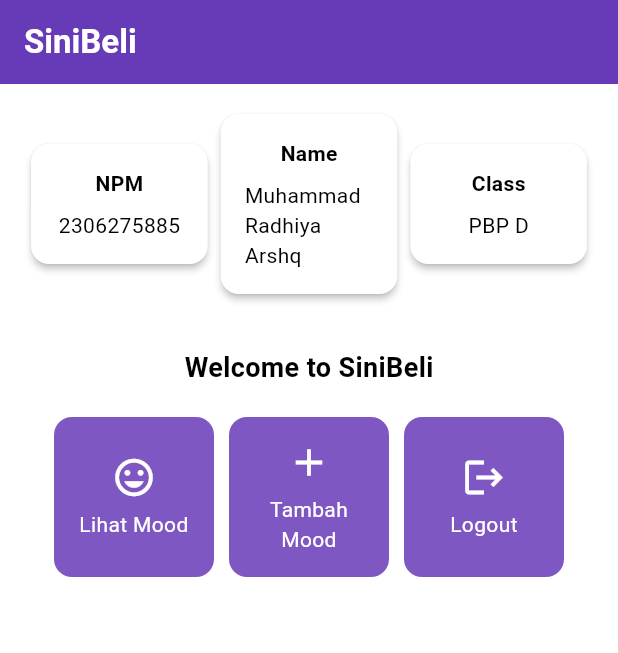
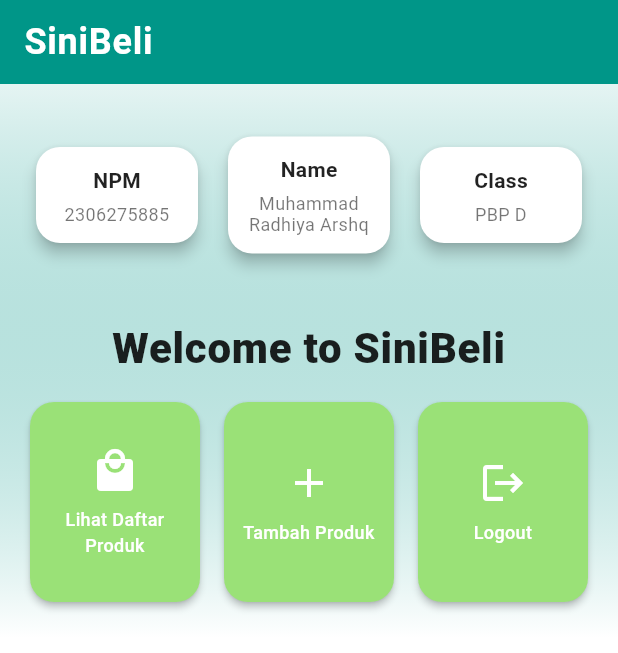
Before and after one commit to arshqiii/SiniBeli-mobile, a Flutter app: the screen it shows after launch, on a phone screen of 412 x 824 dp. Shown: the top 653 px of the screen. Run offline on Flutter 3.47's test engine with Material 3 defaults, Android fonts, the light colour scheme and no system bars.

Commit message:
tugas 7 code done

```diff
--- a/lib/main.dart
+++ b/lib/main.dart
@@ -12,26 +12,11 @@
   @override
   Widget build(BuildContext context) {
     return MaterialApp(
-      title: 'Flutter Demo',
+      title: 'SiniBeli-mobile',
       theme: ThemeData(
-        // This is the theme of your application.
-        //
-        // TRY THIS: Try running your application with "flutter run". You'll see
-        // the application has a purple toolbar. Then, without quitting the app,
-        // try changing the seedColor in the colorScheme below to Colors.green
-        // and then invoke "hot reload" (save your changes or press the "hot
-        // reload" button in a Flutter-supported IDE, or press "r" if you used
-        // the command line to start the app).
-        //
-        // Notice that the counter didn't reset back to zero; the application
-        // state is not lost during the reload. To reset the state, use hot
-        // restart instead.
-        //
-        // This works for code too, not just values: Most code changes can be
-        // tested with just a hot reload.
         colorScheme: ColorScheme.fromSwatch(
-          primarySwatch: Colors.deepPurple,
-        ).copyWith(secondary: Colors.deepPurple[400]),
+          primarySwatch: Colors.teal,
+        ).copyWith(secondary: const Color.fromARGB(255, 154, 225, 119)),
         useMaterial3: true,
       ),
       home: MyHomePage(),
--- a/lib/menu.dart
+++ b/lib/menu.dart
@@ -1,84 +1,97 @@
 import 'package:flutter/material.dart';
 
 class MyHomePage extends StatelessWidget {
-  final String npm = '2306275885'; // NPM
-  final String name = 'Muhammad Radhiya Arshq'; // Nama
-  final String className = 'PBP D'; // Kelas
+  final String npm = '2306275885';
+  final String name = 'Muhammad Radhiya Arshq';
+  final String className = 'PBP D';
 
-  MyHomePage({super.key});
+  MyHomePage({super.key}); //constructor
 
+  // berisi tombol-tombol yang ditambahkan pada class MyHomePage.
   final List<ItemHomepage> items = [
-    ItemHomepage("Lihat Mood", Icons.mood),
-    ItemHomepage("Tambah Mood", Icons.add),
+    ItemHomepage("Lihat Daftar Produk", Icons.local_mall),
+    ItemHomepage("Tambah Produk", Icons.add),
     ItemHomepage("Logout", Icons.logout),
   ];
 
   @override
   Widget build(BuildContext context) {
-    // Scaffold menyediakan struktur dasar halaman dengan AppBar dan body.
+    //* Scaffold menyediakan struktur dasar halaman dengan AppBar dan body.
     return Scaffold(
-      // AppBar adalah bagian atas halaman yang menampilkan judul.
+      //*============================AppBar============================//
       appBar: AppBar(
-        // Judul aplikasi "Mental Health Tracker" dengan teks putih dan tebal.
         title: const Text(
           'SiniBeli',
           style: TextStyle(
             color: Colors.white,
-            fontWeight: FontWeight.bold,
+            fontWeight: FontWeight.w700,
+            fontSize: 24,
+            letterSpacing: 0.5,
           ),
         ),
-        // Warna latar belakang AppBar diambil dari skema warna tema aplikasi.
+        elevation: 0,
         backgroundColor: Theme.of(context).colorScheme.primary,
       ),
-      // Body halaman dengan padding di sekelilingnya.
-      body: Padding(
-        padding: const EdgeInsets.all(16.0),
-        // Menyusun widget secara vertikal dalam sebuah kolom.
-        child: Column(
-          crossAxisAlignment: CrossAxisAlignment.center,
-          children: [
-            // Row untuk menampilkan 3 InfoCard secara horizontal.
-            Row(
-              mainAxisAlignment: MainAxisAlignment.spaceEvenly,
-              children: [
-                InfoCard(title: 'NPM', content: npm),
-                InfoCard(title: 'Name', content: name),
-                InfoCard(title: 'Class', content: className),
+      //*============================Body============================//
+      body: Container(
+        decoration: BoxDecoration(
+          gradient: LinearGradient(
+            begin: Alignment.topCenter,
+            end: Alignment.bottomCenter,
+            colors: [
+              Theme.of(context).colorScheme.primary.withOpacity(0.1),
+              Colors.white,
             ],
           ),
+        ),
+        child: SafeArea(
+          child: SingleChildScrollView(
+            padding: const EdgeInsets.symmetric(horizontal: 20.0, vertical: 24.0),
+            child: Column(
+              crossAxisAlignment: CrossAxisAlignment.stretch,
+              children: [
+                //*============================InfoCard============================//
+                SizedBox(
+                  height: 100,
+                  child: Row(
+                    children: [
+                      Expanded(child: InfoCard(title: 'NPM', content: npm)),
+                      const SizedBox(width: 12),
+                      Expanded(child: InfoCard(title: 'Name', content: name)),
+                      const SizedBox(width: 12),
+                      Expanded(child: InfoCard(title: 'Class', content: className)),
+                    ],
+                  ),
+                ),
 
-            // Memberikan jarak vertikal 16 unit.
+                //* Memberikan jarak vertikal 16 unit.
                 const SizedBox(height: 16.0),
 
-            // Menempatkan widget berikutnya di tengah halaman.
-            Center(
-              child: Column(
-                // Menyusun teks dan grid item secara vertikal.
-
-                children: [
-                  // Menampilkan teks sambutan dengan gaya tebal dan ukuran 18.
-                  const Padding(
-                    padding: EdgeInsets.only(top: 16.0),
-                    child: Text(
+                //*============================Welcome text============================//
+                Container(
+                  padding: const EdgeInsets.symmetric(vertical: 16.0),
+                  child: const Text(
                     'Welcome to SiniBeli',
+                    textAlign: TextAlign.center,
                     style: TextStyle(
-                        fontWeight: FontWeight.bold,
-                        fontSize: 18.0,
+                      fontWeight: FontWeight.w800,
+                      fontSize: 28.0,
+                      color: Colors.black87,
+                      letterSpacing: 0.5,
                     ),
                   ),
                 ),
 
+                //*============================ItemCards============================//
                 // Grid untuk menampilkan ItemCard dalam bentuk grid 3 kolom.
                 GridView.count(
-                    primary: true,
-                    padding: const EdgeInsets.all(20),
-                    crossAxisSpacing: 10,
-                    mainAxisSpacing: 10,
+                  physics: const NeverScrollableScrollPhysics(),
+                  shrinkWrap: true, // Agar grid menyesuaikan tinggi kontennya.
                   crossAxisCount: 3,
-                    // Agar grid menyesuaikan tinggi kontennya.
-                    shrinkWrap: true,
-
-                    // Menampilkan ItemCard untuk setiap item dalam list items.
+                  crossAxisSpacing: 16,
+                  mainAxisSpacing: 16,
+                  childAspectRatio: 0.85,
+                  //* Menampilkan ItemCard untuk setiap item dalam list items.
                   children: items.map((ItemHomepage item) {
                     return ItemCard(item);
                   }).toList(),
@@ -86,7 +99,6 @@ class MyHomePage extends StatelessWidget {
               ],
             ),
           ),
-          ],
         ),
       ),
     );
@@ -94,32 +106,47 @@ class MyHomePage extends StatelessWidget {
 }
 
 class InfoCard extends StatelessWidget {
-  // Kartu informasi yang menampilkan title dan content.
+  //* Kartu informasi yang menampilkan title dan content.
 
-  final String title; // Judul kartu.
-  final String content; // Isi kartu.
+  final String title;  // Judul kartu.
+  final String content;  // Isi kartu.
 
-  const InfoCard({super.key, required this.title, required this.content});
+  const InfoCard({super.key, required this.title, required this.content}); //constructor
 
   @override
   Widget build(BuildContext context) {
     return Card(
-      // Membuat kotak kartu dengan bayangan dibawahnya.
-      elevation: 2.0,
-      child: Container(
-        // Mengatur ukuran dan jarak di dalam kartu.
-        width: MediaQuery.of(context).size.width /
-            3.5, // menyesuaikan dengan lebar device yang digunakan.
-        padding: const EdgeInsets.all(16.0),
-        // Menyusun title dan content secara vertikal.
+      elevation: 4.0,
+      shape: RoundedRectangleBorder(
+        borderRadius: BorderRadius.circular(16.0),
+      ),
+      child: Padding(
+        padding: const EdgeInsets.symmetric(vertical: 12.0, horizontal: 8.0),
         child: Column(
+          mainAxisSize: MainAxisSize.min,
           children: [
             Text(
               title,
-              style: const TextStyle(fontWeight: FontWeight.bold),
+              style: const TextStyle(
+                fontWeight: FontWeight.w600,
+                fontSize: 14.0,
+                color: Colors.black87,
               ),
-            const SizedBox(height: 8.0),
-            Text(content),
+            ),
+            const SizedBox(height: 6.0),
+            Flexible(
+              child: Text(
+                content,
+                style: const TextStyle(
+                  fontSize: 12.0,
+                  color: Colors.black54,
+                  height: 1.2,
+                ),
+                textAlign: TextAlign.center,
+                overflow: TextOverflow.ellipsis, //handle kasus terjadi overflow
+                maxLines: 2,
+              ),
+            ),
           ],
         ),
       ),
@@ -131,51 +158,85 @@ class ItemHomepage {
   final String name;
   final IconData icon;
 
-  ItemHomepage(this.name, this.icon);
+  ItemHomepage(this.name, this.icon); //constructor
 }
 
-class ItemCard extends StatelessWidget {
-  // Menampilkan kartu dengan ikon dan nama.
-
+class ItemCard extends StatefulWidget {
+  //* Menampilkan kartu dengan ikon dan nama.
   final ItemHomepage item;
 
-  const ItemCard(this.item, {super.key});
+  const ItemCard(this.item, {super.key}); //constructor
+
+  @override
+  State<ItemCard> createState() => _ItemCardState();
+}
+
+class _ItemCardState extends State<ItemCard> {
+  bool isPressed = false;
 
   @override
   Widget build(BuildContext context) {
-    return Material(
-      // Menentukan warna latar belakang dari tema aplikasi.
-      color: Theme.of(context).colorScheme.secondary,
-      // Membuat sudut kartu melengkung.
-      borderRadius: BorderRadius.circular(12),
-
-      child: InkWell(
-        // Aksi ketika kartu ditekan.
-        onTap: () {
-          // Menampilkan pesan SnackBar saat kartu ditekan.
+    return GestureDetector(
+      onTapDown: (_) {
+        setState(() {
+          isPressed = true;
+        });
+      },
+      onTapUp: (_) {
+        setState(() {
+          isPressed = false;
+        });
+        // menampilkan snackbar setelah animasi selesai
         ScaffoldMessenger.of(context)
           ..hideCurrentSnackBar()
-            ..showSnackBar(SnackBar(
-                content: Text("Kamu telah menekan tombol ${item.name}!")));
+          ..showSnackBar(
+            SnackBar(
+              content: Text(
+                "Kamu telah menekan tombol ${widget.item.name}!",
+                style: const TextStyle(fontSize: 14),
+              ),
+              behavior: SnackBarBehavior.floating,
+              shape: RoundedRectangleBorder(
+                borderRadius: BorderRadius.circular(10),
+              ),
+              margin: const EdgeInsets.all(12),
+            ),
+          );
       },
-        // Container untuk menyimpan Icon dan Text
-        child: Container(
-          padding: const EdgeInsets.all(8),
-          child: Center(
+      onTapCancel: () {
+        setState(() {
+          isPressed = false;
+        });
+      },
+      child: AnimatedSlide( //animasi ketika itemCard ditekan
+        duration: const Duration(milliseconds: 100),
+        offset: Offset(0, isPressed ? 0.05 : 0),
+        child: Material(
+          color: Theme.of(context).colorScheme.secondary,
+          borderRadius: BorderRadius.circular(16),
+          elevation: isPressed ? 1 : 2,
+          child: Padding(
+            padding: const EdgeInsets.all(12),
             child: Column(
-              // Menyusun ikon dan teks di tengah kartu.
               mainAxisAlignment: MainAxisAlignment.center,
+              mainAxisSize: MainAxisSize.min,
               children: [
                 Icon(
-                  item.icon,
+                  widget.item.icon,
                   color: Colors.white,
-                  size: 30.0,
+                  size: 32.0,
                 ),
-                const Padding(padding: EdgeInsets.all(3)),
+                const SizedBox(height: 8),
                 Text(
-                  item.name,
+                  widget.item.name,
                   textAlign: TextAlign.center,
-                  style: const TextStyle(color: Colors.white),
+                  style: const TextStyle(
+                    color: Colors.white,
+                    fontSize: 12,
+                    fontWeight: FontWeight.w500,
+                  ),
+                  maxLines: 2,
+                  overflow: TextOverflow.ellipsis, //handle kasus overflow
                 ),
               ],
             ),
```
Lines whose indentation alone changed are shown as unchanged.
